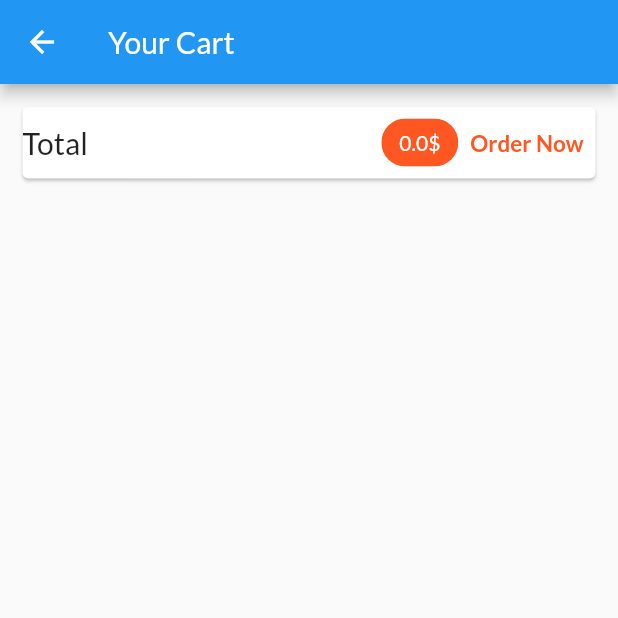
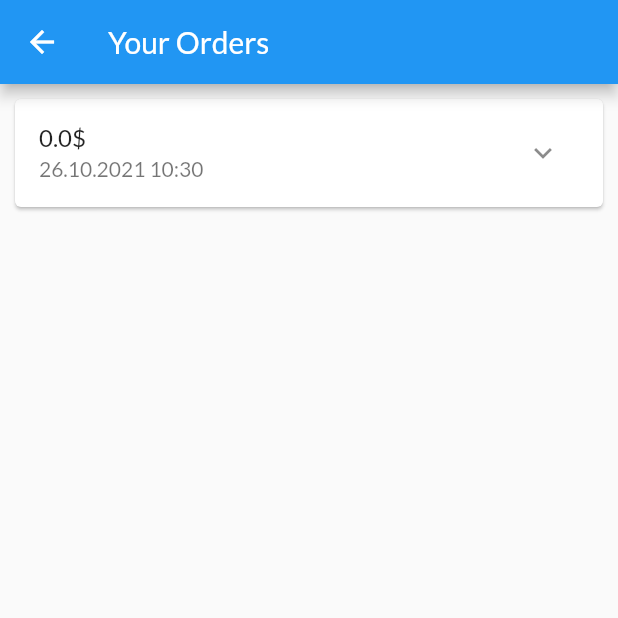
Before and after one commit to EyyupAlkis/shop_app, a Flutter app: the CartPage screen opened by its route, after a tap on "Order Now", on a phone screen of 412 x 824 dp, the top half of it. Run offline on Flutter 3.47's test engine with Material 2 defaults, Android fonts, the phone set to English and light mode, and no system bars; network calls fail.

Commit message:
modified order page and provider. Created expandable order item

```diff
--- /dev/null
+++ b/lib/models/order.dart
@@ -0,0 +1,15 @@
+import '/models/cart.dart';
+
+class Order {
+  final String id;
+  final double amount;
+  final List<Cart> products;
+  final DateTime dateTime;
+
+  Order({
+    required this.id,
+    required this.amount,
+    required this.products,
+    required this.dateTime,
+  });
+}
--- a/lib/providers/cart_provider.dart
+++ b/lib/providers/cart_provider.dart
@@ -1,4 +1,4 @@
-import 'package:flutter/material.dart';
+import 'package:flutter/foundation.dart';
 
 import '/models/cart.dart';
 
@@ -49,4 +49,9 @@ class CartProvider with ChangeNotifier {
     _items.remove(productId);
     notifyListeners();
   }
+
+  void clear() {
+    _items = {};
+    notifyListeners();
+  }
 }
--- /dev/null
+++ b/lib/providers/order_provider.dart
@@ -0,0 +1,28 @@
+import 'package:flutter/foundation.dart';
+import '/models/cart.dart';
+import '/models/order.dart';
+
+class OrderProvider with ChangeNotifier {
+  List<Order> _orders = [];
+
+  List<Order> get orders {
+    return List.from(_orders);
+  }
+
+  void addOrder(List<Cart> cartProducts, double total) {
+    _orders.add(
+      Order(
+        id: DateTime.now().toString(),
+        amount: total,
+        products: cartProducts,
+        dateTime: DateTime.now(),
+      ),
+    );
+    notifyListeners();
+  }
+
+  void clear() {
+    _orders = [];
+    notifyListeners();
+  }
+}
--- a/lib/providers/product_provider.dart
+++ b/lib/providers/product_provider.dart
@@ -1,4 +1,4 @@
-import 'package:flutter/material.dart';
+import 'package:flutter/foundation.dart';
 
 import '/models/product.dart';
 
--- a/lib/providers/products_provider.dart
+++ b/lib/providers/products_provider.dart
@@ -1,4 +1,4 @@
-import 'package:flutter/material.dart';
+import 'package:flutter/foundation.dart';
 
 import '/models/product.dart';
 
--- a/lib/views/screens/card_page.dart
+++ b/lib/views/screens/cart_page.dart
@@ -4,11 +4,13 @@ import 'package:flutter/material.dart';
 import 'package:provider/provider.dart';
 
 import '/providers/cart_provider.dart';
+import '/providers/order_provider.dart';
+import '/views/screens/order_page.dart';
 import '/views/widgets/cart_item.dart';
 
 class CartPage extends StatelessWidget {
   static const String routeName = "/cart";
-  const CartPage({Key? key}) : super(key: key);
+  CartPage({Key? key}) : super(key: key);
 
   @override
   Widget build(BuildContext context) {
@@ -31,7 +33,7 @@ class CartPage extends StatelessWidget {
                 Spacer(),
                 Chip(
                   label: Text(
-                    '${cartProvider.totalAmount}\$',
+                    '${cartProvider.totalAmount.toStringAsFixed(2)}\$',
                     style: TextStyle(
                         color: Theme.of(context)
                                 .primaryTextTheme
@@ -42,7 +44,14 @@ class CartPage extends StatelessWidget {
                   backgroundColor: Theme.of(context).primaryColor,
                 ),
                 TextButton(
-                  onPressed: () {},
+                  onPressed: () {
+                    Provider.of<OrderProvider>(context, listen: false).addOrder(
+                      cartProvider.items.values.toList(),
+                      cartProvider.totalAmount,
+                    );
+                    cartProvider.clear();
+                    Navigator.of(context).pushNamed(OrderPage.routeName);
+                  },
                   child: Text(
                     'Order Now',
                     style: TextStyle(
--- /dev/null
+++ b/lib/views/screens/order_page.dart
@@ -0,0 +1,28 @@
+import 'package:flutter/material.dart';
+import 'package:provider/provider.dart';
+
+import '/providers/order_provider.dart';
+import '/views/widgets/order_item.dart';
+
+class OrderPage extends StatelessWidget {
+  static const routeName = "/order";
+  const OrderPage({Key? key}) : super(key: key);
+
+  @override
+  Widget build(BuildContext context) {
+    final orderProvider = Provider.of<OrderProvider>(context);
+    return Scaffold(
+      appBar: AppBar(
+        title: Text('Your Orders'),
+      ),
+      body: ListView.builder(
+        itemCount: orderProvider.orders.length,
+        itemBuilder: (context, index) {
+          return OrderItem(
+            order: orderProvider.orders[index],
+          );
+        },
+      ),
+    );
+  }
+}
--- a/lib/views/screens/products_overview_page.dart
+++ b/lib/views/screens/products_overview_page.dart
@@ -1,9 +1,10 @@
 import 'package:flutter/material.dart';
 import 'package:provider/provider.dart';
+import 'package:shop_app/views/widgets/app_drawer.dart';
 
 import '/models/filter_options.dart';
 import '/providers/cart_provider.dart';
-import '/views/screens/card_page.dart';
+import 'cart_page.dart';
 import '/views/widgets/badge.dart';
 import '/views/widgets/products_grid.dart';
 
@@ -64,6 +65,7 @@ class _ProductsOverviewPageState extends State<ProductsOverviewPage> {
           )
         ],
       ),
+      drawer: AppDrawer(),
       body: SafeArea(
         child: ProductsGrid(showOnlyFavorites: _showOnlyFavorites),
       ),
--- /dev/null
+++ b/lib/views/widgets/order_item.dart
@@ -0,0 +1,70 @@
+import 'dart:math';
+
+import 'package:flutter/material.dart';
+import 'package:intl/intl.dart';
+
+import '/models/order.dart';
+
+class OrderItem extends StatefulWidget {
+  final Order order;
+  const OrderItem({Key? key, required this.order}) : super(key: key);
+
+  @override
+  State<OrderItem> createState() => _OrderItemState();
+}
+
+class _OrderItemState extends State<OrderItem> {
+  bool _isExpanded = false;
+
+  @override
+  Widget build(BuildContext context) {
+    return Card(
+      margin: const EdgeInsets.all(10),
+      child: Column(
+        children: [
+          ListTile(
+            title: Text('${widget.order.amount}\$'),
+            subtitle: Text(
+              DateFormat('dd.MM.yyyy hh:mm').format(widget.order.dateTime),
+            ),
+            trailing: IconButton(
+              onPressed: () {
+                setState(() {
+                  _isExpanded = !_isExpanded;
+                });
+              },
+              icon: Icon(_isExpanded ? Icons.expand_less : Icons.expand_more),
+            ),
+          ),
+          _isExpanded
+              ? Container(
+                  padding:
+                      const EdgeInsets.symmetric(horizontal: 15, vertical: 4),
+                  height: min(widget.order.products.length * 20.0 + 10, 100),
+                  child: ListView(
+                    children: widget.order.products
+                        .map((product) => Row(
+                              mainAxisAlignment: MainAxisAlignment.spaceBetween,
+                              children: [
+                                Text(
+                                  product.title,
+                                  style: const TextStyle(
+                                      fontSize: 18,
+                                      fontWeight: FontWeight.bold),
+                                ),
+                                Text(
+                                  '${product.quantity}x - ${product.price}\$',
+                                  style: const TextStyle(
+                                      fontSize: 16, color: Colors.grey),
+                                )
+                              ],
+                            ))
+                        .toList(),
+                  ),
+                )
+              : Container()
+        ],
+      ),
+    );
+  }
+}
--- a/pubspec.yaml
+++ b/pubspec.yaml
@@ -30,14 +30,10 @@ dependencies:
   cupertino_icons: ^1.0.2
   flutter:
     sdk: flutter
+  intl: ^0.17.0
   provider: ^6.0.1
 
 dev_dependencies:
-  # The "flutter_lints" package below contains a set of recommended lints to
-  # encourage good coding practices. The lint set provided by the package is
-  # activated in the `analysis_options.yaml` file located at the root of your
-  # package. See that file for information about deactivating specific lint
-  # rules and activating additional ones.
   flutter_lints: ^1.0.0
   flutter_test:
     sdk: flutter
```
Also changed, not shown: lib/main.dart (+6 -2 lines), lib/views/screens/product_detail_page.dart (+32 -1 lines), lib/views/widgets/app_drawer.dart (added, +39 -0 lines), pubspec.lock.
